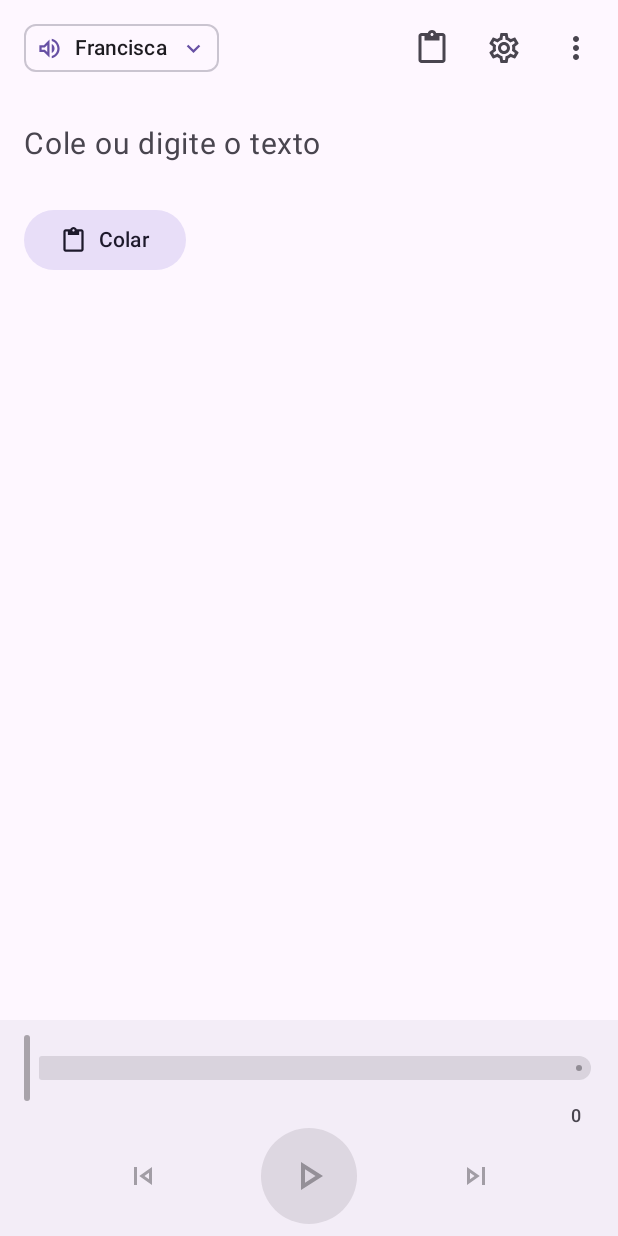
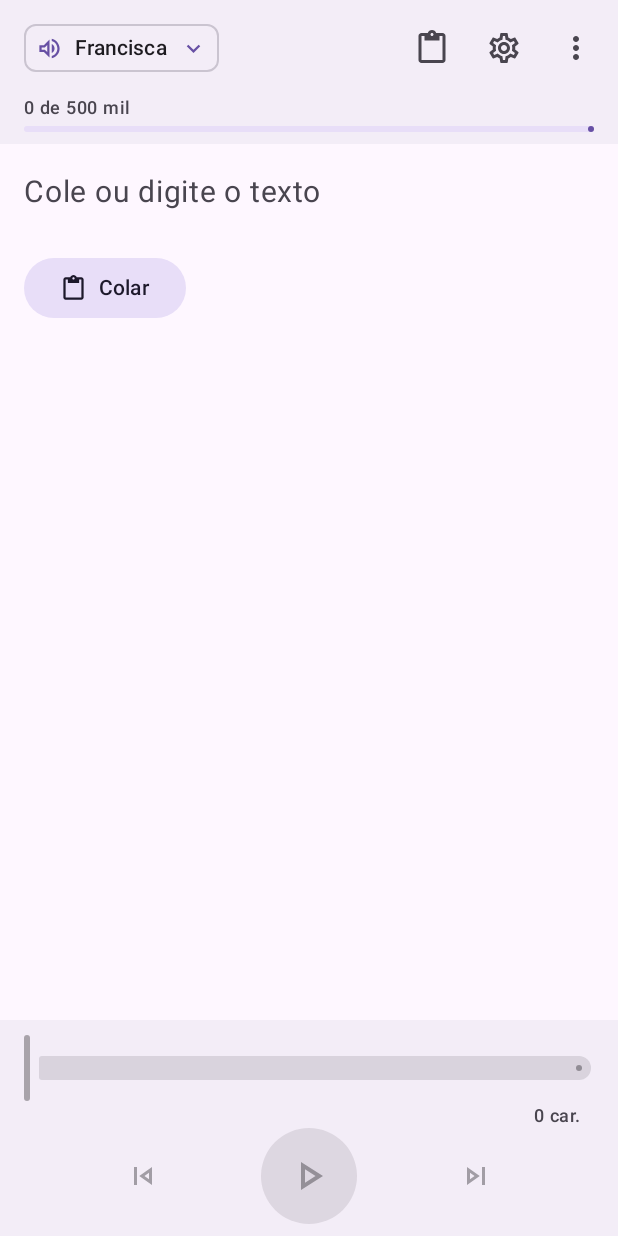
Before and after one commit to wenesga/Le-Pra-Mim, an Android app built with Jetpack Compose: the composable TelaLeitor shown on its own in the app's theme, on a phone screen of 412 x 824 dp. Run offline under Robolectric (Android 15) with nearby library versions, the phone set to English and light mode, and no system bars.

Commit message:
O consumo do mês lido do portal, o painel de cima com a barra de uso e o contador abreviado foram adicionados

```diff
--- a/app/src/main/java/com/lepramim/ui/leitor/BarraPlayer.kt
+++ b/app/src/main/java/com/lepramim/ui/leitor/BarraPlayer.kt
@@ -71,9 +71,7 @@ fun BarraPlayer(
                 Text(
                     when {
                         exportando.isNotEmpty() -> "Exportando $exportando"
-                        // Com a Azure, o que importa é o consumo do mês (a cota exata não é conhecida).
-                        uso != null -> "%,d".format(Locale("pt", "BR"), uso.first)
-                        else -> "%,d caracteres".format(Locale("pt", "BR"), total)
+                        else -> "%,d car.".format(Locale("pt", "BR"), total)
                     },
                     style = rotulo, color = cor,
                 )
--- a/app/src/main/java/com/lepramim/ui/leitor/TelaLeitor.kt
+++ b/app/src/main/java/com/lepramim/ui/leitor/TelaLeitor.kt
@@ -3,6 +3,7 @@ package com.lepramim.ui.leitor
 import androidx.activity.compose.rememberLauncherForActivityResult
 import androidx.activity.result.contract.ActivityResultContracts
 import androidx.compose.foundation.layout.Column
+import androidx.compose.foundation.layout.fillMaxWidth
 import androidx.compose.foundation.layout.imePadding
 import androidx.compose.foundation.layout.padding
 import androidx.compose.foundation.layout.Spacer
@@ -105,7 +106,12 @@ fun TelaLeitor(vm: LeitorViewModel, avisos: SnackbarHostState, navegar: (Rota) -
     Scaffold(
         modifier = Modifier.imePadding(),
         topBar = {
+            androidx.compose.material3.Surface(color = MaterialTheme.colorScheme.surfaceContainer) {
+            Column {
             TopAppBar(
+                colors = androidx.compose.material3.TopAppBarDefaults.topAppBarColors(
+                    containerColor = Color.Transparent, scrolledContainerColor = Color.Transparent,
+                ),
                 title = {
                     // O seletor só existe com a Azure; a voz do aparelho se escolhe em Ajustes.
                     if (prefs.azure) {
@@ -166,11 +172,30 @@ fun TelaLeitor(vm: LeitorViewModel, avisos: SnackbarHostState, navegar: (Rota) -
                     }
                 },
             )
+            if (prefs.azure) {
+                val usados = prefs.portalNoMes ?: prefs.usadosNoMes
+                val cota = com.lepramim.data.Preferencias.COTA_AZURE
+                val perto = usados > cota * 0.9
+                Column(Modifier.padding(horizontal = 16.dp).padding(bottom = 8.dp)) {
+                    Text(
+                        "%,d de %d mil".format(java.util.Locale("pt", "BR"), usados, cota / 1000),
+                        style = MaterialTheme.typography.labelMedium,
+                        color = if (perto) MaterialTheme.colorScheme.error else MaterialTheme.colorScheme.onSurfaceVariant,
+                    )
+                    androidx.compose.material3.LinearProgressIndicator(
+                        progress = { (usados.toFloat() / cota).coerceIn(0f, 1f) },
+                        modifier = Modifier.padding(top = 4.dp).fillMaxWidth(),
+                        color = if (perto) MaterialTheme.colorScheme.error else MaterialTheme.colorScheme.primary,
+                    )
+                }
+            }
+            }
+            }
         },
         bottomBar = {
             BarraPlayer(
                 total = texto.length, trecho = trecho, situacao = situacao, cps = cps, exportando = exportando,
-                uso = if (prefs.azure) prefs.usadosNoMes to com.lepramim.data.Preferencias.COTA_AZURE else null,
+                uso = if (prefs.azure) (prefs.portalNoMes ?: prefs.usadosNoMes) to com.lepramim.data.Preferencias.COTA_AZURE else null,
                 aoAlternar = {
                     foco.clearFocus()
                     Leitura.comando(contexto, if (situacao == Situacao.TOCANDO) Leitura.ACAO_PAUSAR else Leitura.ACAO_CONTINUAR)
```
Also changed, not shown: app/src/main/java/com/lepramim/data/Preferencias.kt (+41 -0 lines), app/src/main/java/com/lepramim/leitura/Azure.kt (+58 -0 lines), app/src/main/java/com/lepramim/ui/LeitorViewModel.kt (+32 -0 lines), app/src/main/java/com/lepramim/ui/ajustes/Paginas.kt (+43 -1 lines).
